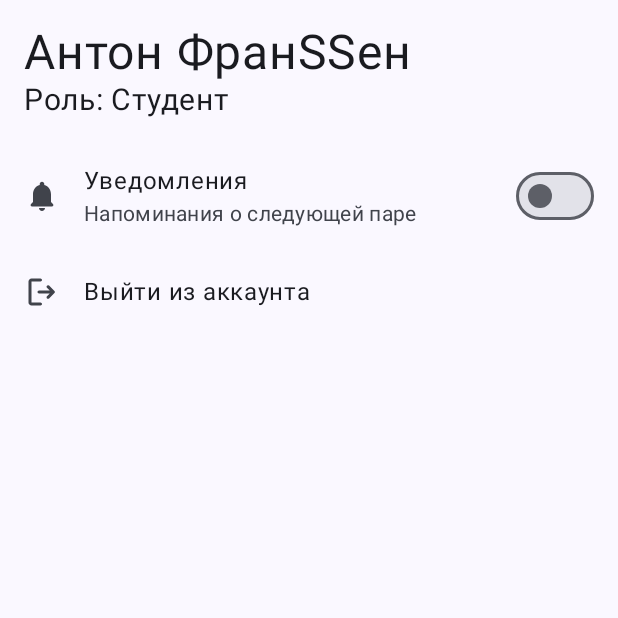
After one commit to Aleksio02/CFUVScheduling, an Android app built with Jetpack Compose: the composable AccountScreen shown on its own in the app's theme, on a phone screen of 412 x 824 dp, the top half of it. The commit adds this screen. Run offline under Robolectric (Android 15) with nearby library versions, the phone set to English and light mode, and no system bars.

Commit message:
[CS-M-034] android: Add AccountScreen
Screen with account information and minimal settings
No logics for now cuz no backend :(

```diff
--- a/android/app/src/main/java/ru/cfuv/cfuvscheduling/MainActivity.kt
+++ b/android/app/src/main/java/ru/cfuv/cfuvscheduling/MainActivity.kt
@@ -10,7 +10,9 @@ import androidx.compose.material3.Text
 import androidx.compose.runtime.Composable
 import androidx.compose.ui.Modifier
 import androidx.compose.ui.tooling.preview.Preview
+import ru.cfuv.cfuvscheduling.composables.TimetableScreen
 import ru.cfuv.cfuvscheduling.ui.theme.CFUVSchedulingTheme
+import java.time.LocalDate
 
 class MainActivity : ComponentActivity() {
     override fun onCreate(savedInstanceState: Bundle?) {
@@ -22,7 +24,7 @@ class MainActivity : ComponentActivity() {
                     modifier = Modifier.fillMaxSize(),
                     color = MaterialTheme.colorScheme.background
                 ) {
-                    Greeting("Android")
+                    TimetableScreen(date = LocalDate.now())
                 }
             }
         }
--- /dev/null
+++ b/android/app/src/main/java/ru/cfuv/cfuvscheduling/api/DummyAccountInfoModel.kt
@@ -0,0 +1,6 @@
+package ru.cfuv.cfuvscheduling.api
+
+data class DummyAccountInfoModel (
+    val name: String,
+    val role: String
+)
--- /dev/null
+++ b/android/app/src/main/java/ru/cfuv/cfuvscheduling/composables/AccountScreen.kt
@@ -0,0 +1,72 @@
+package ru.cfuv.cfuvscheduling.composables
+
+import androidx.compose.foundation.clickable
+import androidx.compose.foundation.layout.Column
+import androidx.compose.foundation.layout.fillMaxSize
+import androidx.compose.foundation.layout.padding
+import androidx.compose.material.icons.Icons
+import androidx.compose.material.icons.rounded.Notifications
+import androidx.compose.material3.Icon
+import androidx.compose.material3.ListItem
+import androidx.compose.material3.Surface
+import androidx.compose.material3.Switch
+import androidx.compose.material3.Text
+import androidx.compose.runtime.Composable
+import androidx.compose.runtime.getValue
+import androidx.compose.runtime.setValue
+import androidx.compose.runtime.mutableStateOf
+import androidx.compose.runtime.saveable.rememberSaveable
+import androidx.compose.ui.Modifier
+import androidx.compose.ui.res.painterResource
+import androidx.compose.ui.res.stringResource
+import androidx.compose.ui.tooling.preview.Preview
+import androidx.compose.ui.unit.dp
+import androidx.compose.ui.unit.sp
+import ru.cfuv.cfuvscheduling.api.DummyAccountInfoModel
+import ru.cfuv.cfuvscheduling.R
+
+val ACCOUNT = DummyAccountInfoModel(
+    "Антон ФранSSен",
+    "Студент"
+)
+
+@Composable
+fun AccountScreen() {
+    Column {
+        Column(
+            modifier = Modifier.padding(16.dp)
+        ) {
+            Text(
+                text = ACCOUNT.name,
+                fontSize = 32.sp
+            )
+            Text(
+                text = stringResource(id = R.string.accountRole, ACCOUNT.role),
+                fontSize = 20.sp
+            )
+        }
+        var notificationsEnabled by rememberSaveable { mutableStateOf(false) }
+        ListItem(
+            headlineContent = { Text(text = stringResource(id = R.string.settingsNotificationsTitle)) },
+            supportingContent = { Text(text = stringResource(id = R.string.settingsNotificationsDescription)) },
+            leadingContent = { Icon(Icons.Rounded.Notifications, contentDescription = null) },
+            trailingContent = { Switch(checked = notificationsEnabled, onCheckedChange = { notificationsEnabled = !notificationsEnabled }) },
+            modifier = Modifier.clickable { notificationsEnabled = !notificationsEnabled } // TODO: notifications logics
+        )
+        ListItem(
+            headlineContent = { Text(text = stringResource(id = R.string.accountLogout)) },
+            leadingContent = { Icon(painter = painterResource(id = R.drawable.logout_24), contentDescription = null) },
+            modifier = Modifier.clickable {} // TODO: logout logics
+        )
+    }
+}
+
+@Preview(showBackground = true)
+@Composable
+fun AccountScreenPreview() {
+    Surface(
+        modifier = Modifier.fillMaxSize()
+    ) {
+        AccountScreen()
+    }
+}
--- /dev/null
+++ b/android/app/src/main/res/drawable/logout_24.xml
@@ -0,0 +1,10 @@
+<vector xmlns:android="http://schemas.android.com/apk/res/android"
+    android:width="24dp"
+    android:height="24dp"
+    android:viewportWidth="960"
+    android:viewportHeight="960"
+    android:autoMirrored="true">
+  <path
+      android:fillColor="@android:color/white"
+      android:pathData="M200,840Q167,840 143.5,816.5Q120,793 120,760L120,200Q120,167 143.5,143.5Q167,120 200,120L440,120Q457,120 468.5,131.5Q480,143 480,160Q480,177 468.5,188.5Q457,200 440,200L200,200Q200,200 200,200Q200,200 200,200L200,760Q200,760 200,760Q200,760 200,760L440,760Q457,760 468.5,771.5Q480,783 480,800Q480,817 468.5,828.5Q457,840 440,840L200,840ZM687,520L400,520Q383,520 371.5,508.5Q360,497 360,480Q360,463 371.5,451.5Q383,440 400,440L687,440L612,365Q601,354 601,338Q601,322 612,310Q623,298 640,297.5Q657,297 669,309L812,452Q824,464 824,480Q824,496 812,508L669,651Q657,663 640.5,662.5Q624,662 612,650Q601,638 601.5,621.5Q602,605 613,594L687,520Z"/>
+</vector>
--- a/android/app/src/main/res/values/strings.xml
+++ b/android/app/src/main/res/values/strings.xml
@@ -25,4 +25,9 @@
     <!-- Timetable list -->
     <string name="timetableListDescription">Здесь можно выбрать группу, расписание которой будет показываться при входе в приложение.</string>
 
+    <!-- Account/settings screen -->
+    <string name="accountRole">Роль: %1$s</string>
+    <string name="settingsNotificationsTitle">Уведомления</string>
+    <string name="settingsNotificationsDescription">Напоминания о следующей паре</string>
+    <string name="accountLogout">Выйти из аккаунта</string>
 </resources>
```
